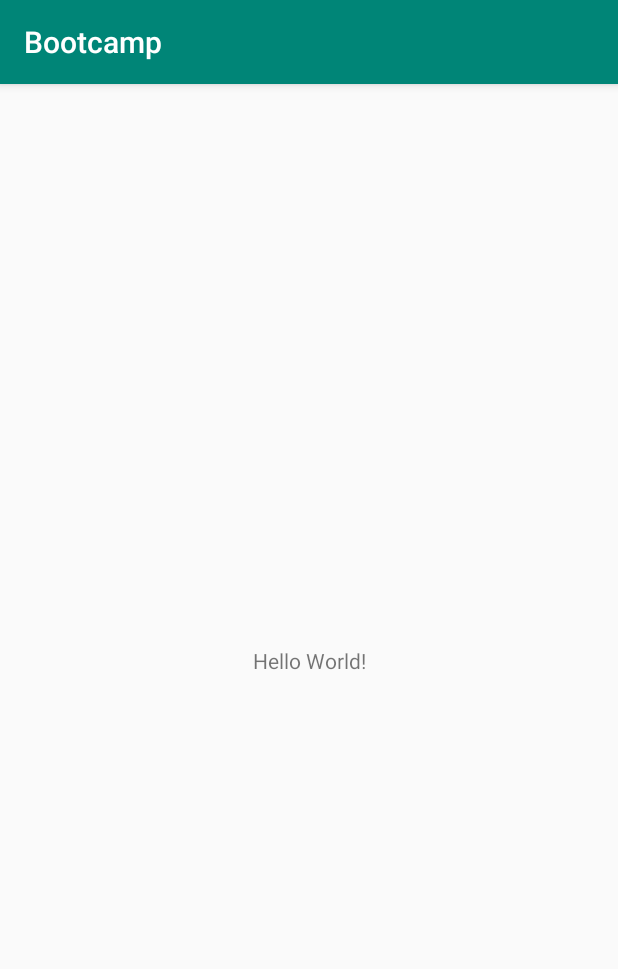
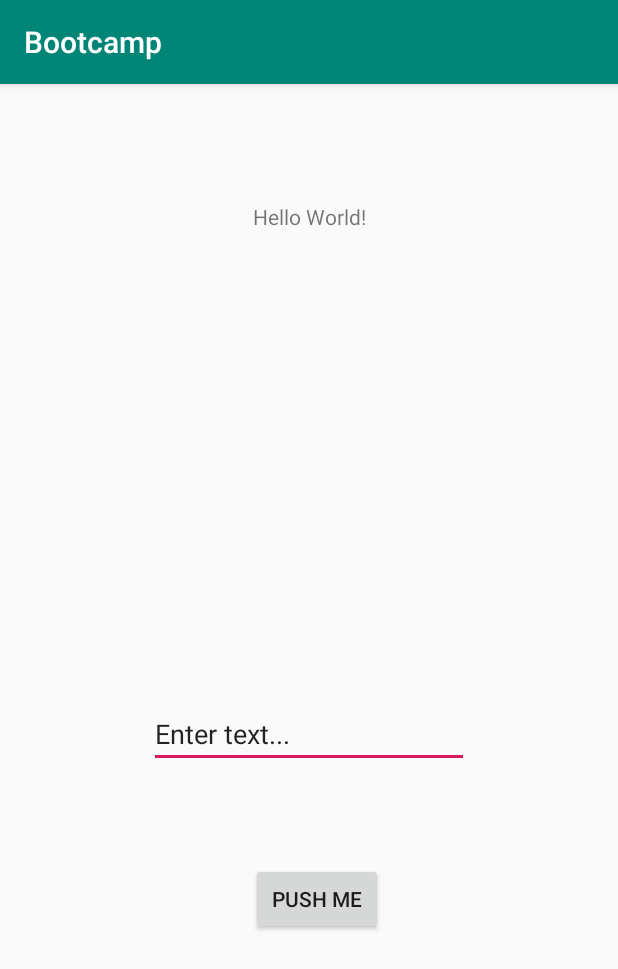
Before and after one commit to seboll13/Bootcamp, an Android app: the screen it shows after launch (MainActivity), on a phone screen of 412 x 824 dp. Shown: the top 969 px of the screen. Run offline under Robolectric (Android 15) with nearby library versions, the phone set to English and light mode, and no system bars.

Commit message:
added text field and button in main activity

```diff
--- a/app/src/main/res/layout/activity_main.xml
+++ b/app/src/main/res/layout/activity_main.xml
@@ -7,12 +7,38 @@
     tools:context=".MainActivity">
 
     <TextView
+        android:id="@+id/textView"
         android:layout_width="wrap_content"
         android:layout_height="wrap_content"
         android:text="Hello World!"
         app:layout_constraintBottom_toBottomOf="parent"
         app:layout_constraintLeft_toLeftOf="parent"
         app:layout_constraintRight_toRightOf="parent"
-        app:layout_constraintTop_toTopOf="parent" />
+        app:layout_constraintTop_toTopOf="parent"
+        app:layout_constraintVertical_bias="0.105" />
+
+    <EditText
+        android:id="@+id/mainTextField"
+        android:layout_width="wrap_content"
+        android:layout_height="wrap_content"
+        android:ems="10"
+        android:inputType="textPersonName"
+        android:text="Enter text..."
+        app:layout_constraintBottom_toBottomOf="parent"
+        app:layout_constraintEnd_toEndOf="parent"
+        app:layout_constraintStart_toStartOf="parent"
+        app:layout_constraintTop_toBottomOf="@+id/textView" />
+
+    <Button
+        android:id="@+id/pushmeButton"
+        android:layout_width="wrap_content"
+        android:layout_height="wrap_content"
+        android:text="Push me"
+        app:layout_constraintBottom_toBottomOf="parent"
+        app:layout_constraintEnd_toEndOf="parent"
+        app:layout_constraintHorizontal_bias="0.517"
+        app:layout_constraintStart_toStartOf="parent"
+        app:layout_constraintTop_toBottomOf="@+id/mainTextField"
+        app:layout_constraintVertical_bias="0.241" />
 
 </androidx.constraintlayout.widget.ConstraintLayout>
```
